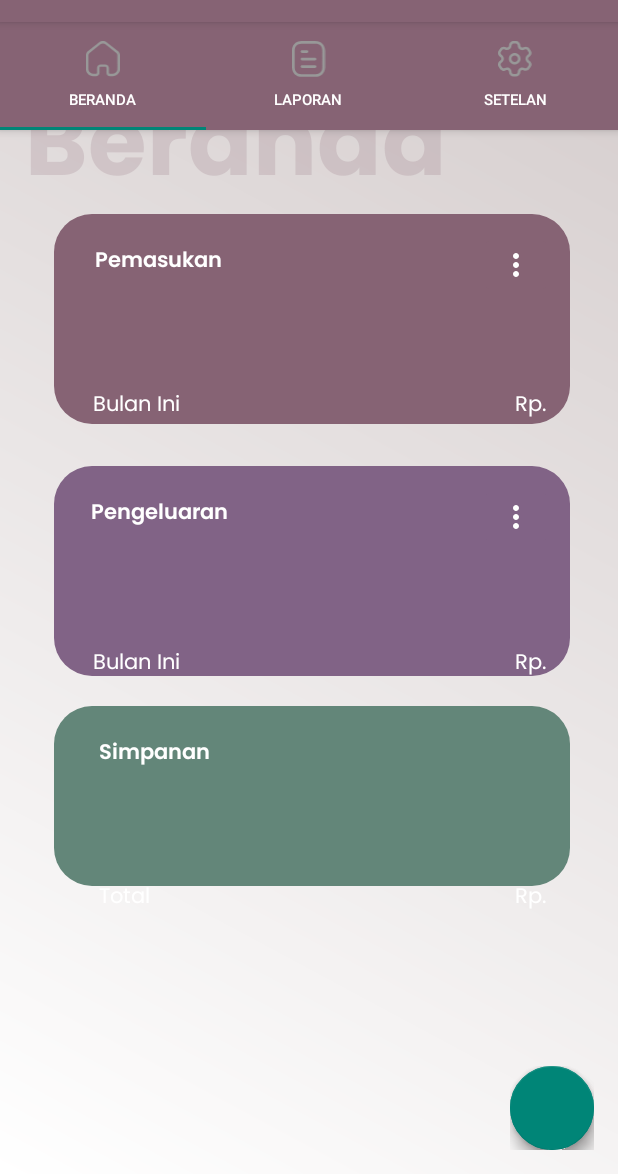
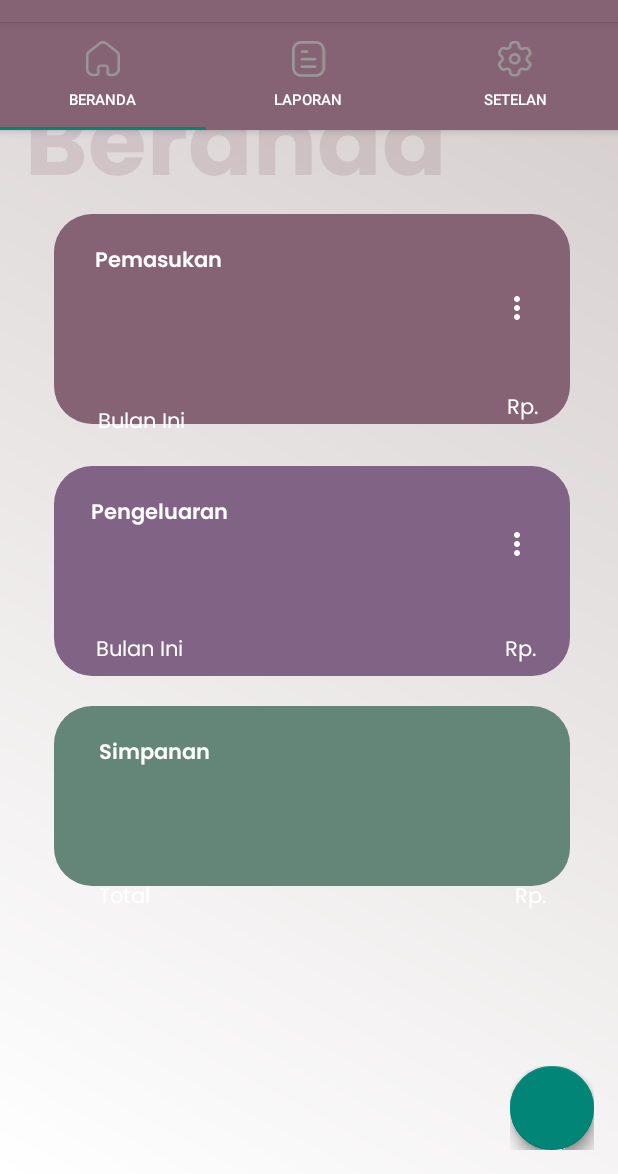
Before and after one commit to bagussamito/Project_Geden, an Android app: the screen it shows after launch once a user with an empty profile is signed in (MainActivity), on a phone screen of 412 x 824 dp, the part 62-1236 px from its top. Run offline under Robolectric (Android 15) with nearby library versions, the phone set to English and light mode, and no system bars; our stand-ins replace Firebase (no records; nobody signed in at launch, a user with empty details on screens opened directly); libraries missing offline, so code that uses them is left out: com.getbase.floatingactionbutton; plain views replace FloatingActionButton, FloatingActionsMenu; 5 statements that could not run were skipped.

Commit message:
crud, Create tok

```diff
--- a/app/build.gradle
+++ b/app/build.gradle
@@ -49,6 +49,7 @@ dependencies {
     implementation 'com.ismaeldivita.chipnavigation:chip-navigation-bar:1.3.4'
     implementation 'androidx.legacy:legacy-support-v4:1.0.0'
     implementation 'com.google.android.material:material:1.1.0'
+    implementation 'com.google.firebase:firebase-analytics:17.2.1'
     implementation 'com.google.firebase:firebase-database:19.7.0'
     def nav_version = '2.3.5'
     implementation "androidx.navigation:navigation-fragment-ktx:$nav_version"
--- a/app/src/main/java/com/example/studikasus/fragments/BerandaFragment.kt
+++ b/app/src/main/java/com/example/studikasus/fragments/BerandaFragment.kt
@@ -2,20 +2,22 @@ package com.example.studikasus.fragments
 
 import android.content.Intent
 import android.os.Bundle
-import androidx.fragment.app.Fragment
 import android.view.LayoutInflater
 import android.view.View
 import android.view.ViewGroup
-import android.widget.ImageButton
+import android.widget.TextView
+import androidx.fragment.app.Fragment
 import com.example.studikasus.DialogPemasukanActivity
 import com.example.studikasus.DialogPengeluaranActivity
 import com.example.studikasus.R
 import com.getbase.floatingactionbutton.FloatingActionButton
+import com.google.firebase.database.*
 
 /**
  * A simple [Fragment] subclass.
  */
 class BerandaFragment : Fragment() {
+
 
     override fun onCreateView(
         inflater: LayoutInflater, container: ViewGroup?,
@@ -25,6 +27,29 @@ class BerandaFragment : Fragment() {
         val view = inflater.inflate(R.layout.fragment_beranda, container, false)
         val fabPengeluaran = view.findViewById(R.id.fab_pengeluaran) as FloatingActionButton
         val fabPemasukan = view.findViewById(R.id.fab_pemasukan) as FloatingActionButton
+        val jmlPemasukan = view.findViewById(R.id.jml_pemasukan) as TextView
+        val jmlPengeluaran = view.findViewById(R.id.jml_pengeluaran) as TextView
+        val jmlSimpanan = view.findViewById(R.id.jml_simpanan) as TextView
+        var DBPemasukan = view as DatabaseReference
+
+        DBPemasukan = FirebaseDatabase.getInstance().reference.child("Pemasukan")
+
+        DBPemasukan.addValueEventListener(object : ValueEventListener {
+            override fun onDataChange(dataSnapshot: DataSnapshot) {
+                var sum = 0
+                for (ds in dataSnapshot.children) {
+                    val map: Map<String, Any>? =
+                        ds.value as Map<String, Any>?
+                    val nominal = map!!["nominal"]
+                    val pValue: Int = java.lang.String.valueOf(nominal).toInt()
+                    sum += pValue
+                    jmlPemasukan.setText(sum.toString())
+                }
+            }
+
+            override fun onCancelled(databaseError: DatabaseError) {}
+        })
+
         fabPemasukan.setOnClickListener {
             val i = Intent(activity, DialogPemasukanActivity::class.java)
             startActivity(i)
@@ -36,11 +61,4 @@ class BerandaFragment : Fragment() {
         return view
     }
 
-    override fun onActivityCreated(savedInstanceState: Bundle?) {
-        super.onActivityCreated(savedInstanceState)
-
-
-    }
-
-
 }
--- a/app/src/main/res/layout/fragment_beranda.xml
+++ b/app/src/main/res/layout/fragment_beranda.xml
@@ -1,5 +1,5 @@
 <?xml version="1.0" encoding="utf-8"?>
-<FrameLayout xmlns:android="http://schemas.android.com/apk/res/android"
+<RelativeLayout xmlns:android="http://schemas.android.com/apk/res/android"
     xmlns:tools="http://schemas.android.com/tools"
     android:layout_width="match_parent"
     android:layout_height="match_parent"
@@ -51,36 +51,42 @@
                 android:id="@+id/textView8"
                 android:layout_width="wrap_content"
                 android:layout_height="wrap_content"
-                android:layout_marginTop="172dp"
-                android:layout_marginEnd="292dp"
                 android:fontFamily="@font/poppins"
                 android:text="Bulan Ini"
                 android:textColor="@color/white"
+                app:layout_constraintBottom_toBottomOf="parent"
                 app:layout_constraintEnd_toEndOf="parent"
-                app:layout_constraintTop_toTopOf="parent" />
+                app:layout_constraintHorizontal_bias="0.184"
+                app:layout_constraintStart_toStartOf="parent"
+                app:layout_constraintTop_toTopOf="parent"
+                app:layout_constraintVertical_bias="0.273" />
 
             <TextView
                 android:id="@+id/jml_pemasukan"
                 android:layout_width="wrap_content"
                 android:layout_height="wrap_content"
-                android:layout_marginTop="172dp"
-                android:layout_marginEnd="44dp"
                 android:fontFamily="@font/poppins"
                 android:text="Rp. "
                 android:textColor="@color/white"
+                app:layout_constraintBottom_toBottomOf="parent"
                 app:layout_constraintEnd_toEndOf="parent"
-                app:layout_constraintTop_toTopOf="parent" />
+                app:layout_constraintHorizontal_bias="0.872"
+                app:layout_constraintStart_toStartOf="parent"
+                app:layout_constraintTop_toTopOf="parent"
+                app:layout_constraintVertical_bias="0.259" />
 
             <ImageButton
                 android:id="@+id/option_pemasukan"
                 android:layout_width="wrap_content"
                 android:layout_height="wrap_content"
-                android:layout_marginStart="320dp"
-                android:layout_marginBottom="584dp"
                 android:backgroundTint="@color/home"
                 android:src="@drawable/ic_baseline_more_vert_24"
                 app:layout_constraintBottom_toBottomOf="parent"
-                app:layout_constraintStart_toStartOf="parent" />
+                app:layout_constraintEnd_toEndOf="parent"
+                app:layout_constraintHorizontal_bias="0.881"
+                app:layout_constraintStart_toStartOf="parent"
+                app:layout_constraintTop_toTopOf="parent"
+                app:layout_constraintVertical_bias="0.148" />
 
             <ImageView
                 android:id="@+id/imageView4"
@@ -109,36 +115,42 @@
                 android:id="@+id/textView10"
                 android:layout_width="wrap_content"
                 android:layout_height="wrap_content"
-                android:layout_marginTop="344dp"
-                android:layout_marginEnd="292dp"
                 android:fontFamily="@font/poppins"
                 android:text="Bulan Ini"
                 android:textColor="@color/white"
+                app:layout_constraintBottom_toBottomOf="parent"
                 app:layout_constraintEnd_toEndOf="parent"
-                app:layout_constraintTop_toTopOf="parent" />
+                app:layout_constraintHorizontal_bias="0.181"
+                app:layout_constraintStart_toStartOf="parent"
+                app:layout_constraintTop_toTopOf="parent"
+                app:layout_constraintVertical_bias="0.499" />
 
             <TextView
                 android:id="@+id/jml_pengeluaran"
                 android:layout_width="wrap_content"
                 android:layout_height="wrap_content"
-                android:layout_marginTop="344dp"
-                android:layout_marginEnd="44dp"
                 android:fontFamily="@font/poppins"
                 android:text="Rp. "
                 android:textColor="@color/white"
+                app:layout_constraintBottom_toBottomOf="parent"
                 app:layout_constraintEnd_toEndOf="parent"
-                app:layout_constraintTop_toTopOf="parent" />
+                app:layout_constraintHorizontal_bias="0.87"
+                app:layout_constraintStart_toStartOf="parent"
+                app:layout_constraintTop_toTopOf="parent"
+                app:layout_constraintVertical_bias="0.499" />
 
             <ImageButton
                 android:id="@+id/option_pengeluaran"
                 android:layout_width="wrap_content"
                 android:layout_height="wrap_content"
-                android:layout_marginStart="320dp"
-                android:layout_marginBottom="416dp"
                 android:backgroundTint="@color/pengeluaran_bg"
                 android:src="@drawable/ic_baseline_more_vert_24"
                 app:layout_constraintBottom_toBottomOf="parent"
-                app:layout_constraintStart_toStartOf="parent" />
+                app:layout_constraintEnd_toEndOf="parent"
+                app:layout_constraintHorizontal_bias="0.881"
+                app:layout_constraintStart_toStartOf="parent"
+                app:layout_constraintTop_toTopOf="parent"
+                app:layout_constraintVertical_bias="0.39" />
 
             <ImageView
                 android:id="@+id/imageView5"
@@ -216,4 +228,4 @@
 
         </androidx.constraintlayout.widget.ConstraintLayout>
 
-</FrameLayout>
+</RelativeLayout>
--- a/app/src/main/res/values/themes.xml
+++ b/app/src/main/res/values/themes.xml
@@ -30,8 +30,10 @@
         <item name="background">@drawable/custom_fab</item>
     </style>
 
-    <style name="Theme.StudiKasus.NoActionBar" parent="Theme.AppCompat.Light.NoActionBar">
+    <style name="Theme.StudiKasus.NoActionBar" parent="Theme.AppCompat.Light.Dialog">
         <item name="windowNoTitle">true</item>
         <item name="windowActionBar">false</item>
     </style>
+
+
 </resources>
```
Also changed, not shown: app/src/main/java/com/example/studikasus/DialogPemasukanActivity.kt (+17 -3 lines), app/src/main/java/com/example/studikasus/DialogPengeluaranActivity.kt (+42 -3 lines), app/src/main/java/com/example/studikasus/Pemasukan.kt (added, +9 -0 lines), app/src/main/java/com/example/studikasus/Pengeluaran.kt (added, +8 -0 lines), app/src/main/java/com/example/studikasus/contekanJavagan.java (+10 -0 lines), app/src/main/res/layout/activity_dialog_pengeluaran.xml (+20 -20 lines).
